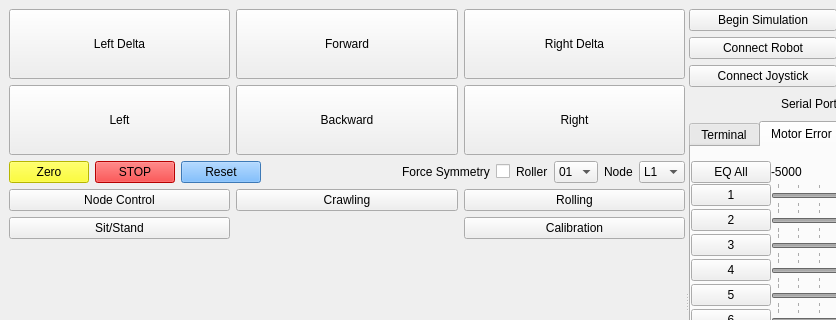
BYUCMR/Capstone_TREG, file rift/ui/main.ui: the form before one commit; both pictures show x 0 to 836 and y 0 to 320 of the 1000 by 602 pixel window.
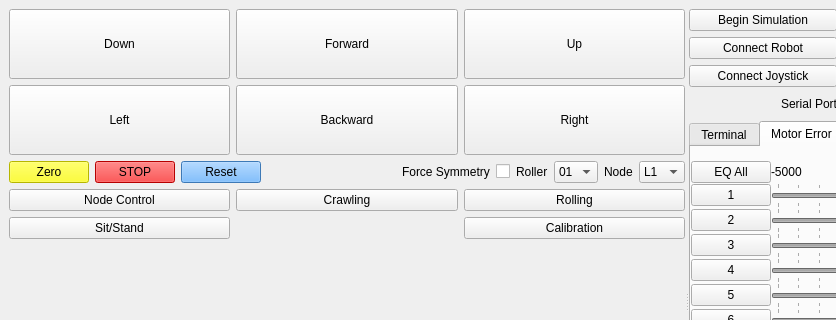
The form after the commit.

```diff
--- a/rift/ui/main.ui
+++ b/rift/ui/main.ui
@@ -61,7 +61,7 @@
              </size>
             </property>
             <property name="text">
-             <string>Right Delta</string>
+             <string>Up</string>
             </property>
            </widget>
           </item>
@@ -99,7 +99,7 @@
              </size>
             </property>
             <property name="text">
-             <string>Left Delta</string>
+             <string>Down</string>
             </property>
            </widget>
           </item>
```
